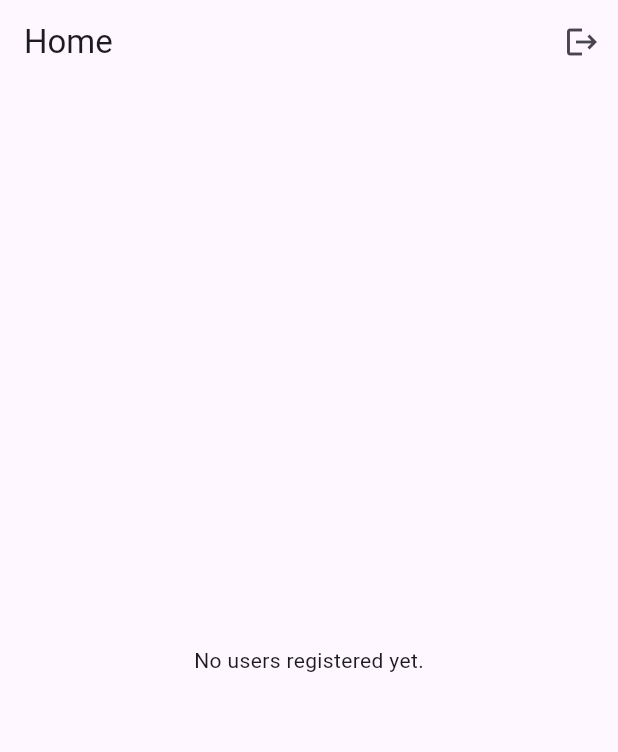
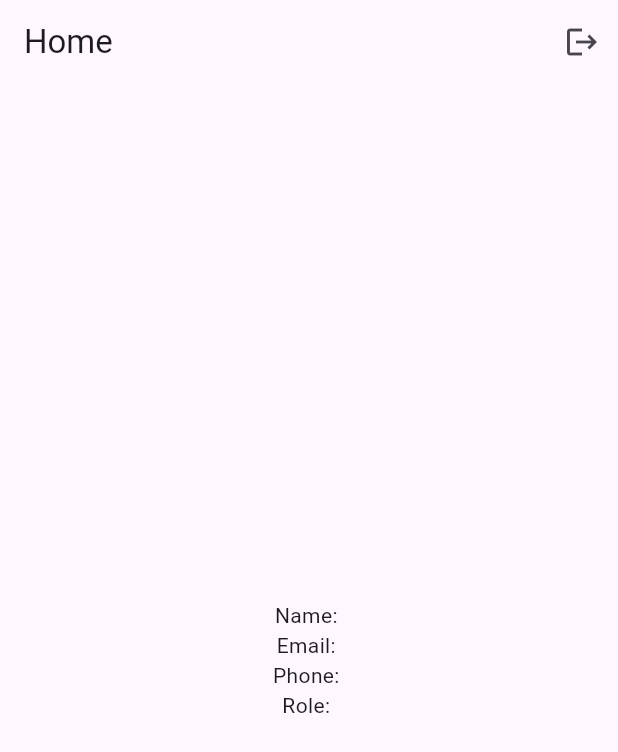
Before and after one commit to ShahenWeerakoon/volunteer_connect_platform, a Flutter app: the screen it shows once a user with an empty profile is signed in, after a tap on the "logout" icon, on a phone screen of 412 x 824 dp. Shown: the top 752 px of the screen. Run offline on Flutter 3.47's test engine with Material 3 defaults, Android fonts, the phone set to English and light mode, and no system bars; our stand-ins replace cloud_firestore, firebase_auth, firebase_core; accounts and stored records are empty.

Commit message:
Update home_screen.dart

```diff
--- a/lib/screens/home_screen.dart
+++ b/lib/screens/home_screen.dart
@@ -7,49 +7,55 @@ class HomeScreen extends StatelessWidget {
 
   final FirebaseAuth _auth = FirebaseAuth.instance;
 
-  void logout() async {
+  Future<Map<String, dynamic>?> getCurrentUserData() async {
+    final user = _auth.currentUser;
+    if (user == null) return null;
+
+    final doc = await FirebaseFirestore.instance.collection('users').doc(user.uid).get();
+    if (!doc.exists) return null;
+
+    return doc.data();
+  }
+
+  void logout(BuildContext context) async {
     await _auth.signOut();
+    // AuthWrapper will automatically redirect
   }
 
   @override
   Widget build(BuildContext context) {
-    final currentUser = _auth.currentUser;
-
     return Scaffold(
       appBar: AppBar(
         title: const Text("Home"),
-        actions: [IconButton(icon: const Icon(Icons.logout), onPressed: logout)],
+        actions: [
+          IconButton(
+            icon: const Icon(Icons.logout),
+            onPressed: () => logout(context),
+          )
+        ],
       ),
-      body: StreamBuilder<QuerySnapshot>(
-        stream: FirebaseFirestore.instance.collection('users').orderBy('createdAt', descending: true).snapshots(),
+      body: FutureBuilder<Map<String, dynamic>?>(
+        future: getCurrentUserData(),
         builder: (context, snapshot) {
-          if (snapshot.connectionState == ConnectionState.waiting) return const Center(child: CircularProgressIndicator());
-          if (!snapshot.hasData || snapshot.data!.docs.isEmpty) return const Center(child: Text("No users registered yet."));
+          if (snapshot.connectionState == ConnectionState.waiting) {
+            return const Center(child: CircularProgressIndicator());
+          }
 
-          final users = snapshot.data!.docs;
+          if (!snapshot.hasData || snapshot.data == null) {
+            return const Center(child: Text("No user data found"));
+          }
 
-          return ListView.builder(
-            itemCount: users.length,
-            itemBuilder: (context, index) {
-              final user = users[index];
-              final isCurrentUser = currentUser?.uid == user.id;
-
-              return Card(
-                margin: const EdgeInsets.symmetric(horizontal: 16, vertical: 8),
-                color: isCurrentUser ? Colors.blue.shade50 : Colors.white,
-                elevation: 2,
-                child: ListTile(
-                  leading: CircleAvatar(child: Text(user['name']?[0].toUpperCase() ?? '?')),
-                  title: Text(user['name'] ?? 'No Name', style: TextStyle(fontWeight: isCurrentUser ? FontWeight.bold : FontWeight.normal)),
-                  subtitle: Column(crossAxisAlignment: CrossAxisAlignment.start, children: [
-                    Text("Email: ${user['email']}"),
-                    Text("Phone: ${user['phone'] ?? 'N/A'}"),
-                    Text("Role: ${user['role'] ?? 'N/A'}"),
-                  ]),
-                  isThreeLine: true,
-                ),
-              );
-            },
+          final userData = snapshot.data!;
+          return Center(
+            child: Column(
+              mainAxisAlignment: MainAxisAlignment.center,
+              children: [
+                Text("Name: ${userData['name']}"),
+                Text("Email: ${userData['email']}"),
+                Text("Phone: ${userData['phone']}"),
+                Text("Role: ${userData['role']}"),
+              ],
+            ),
           );
         },
       ),
```
